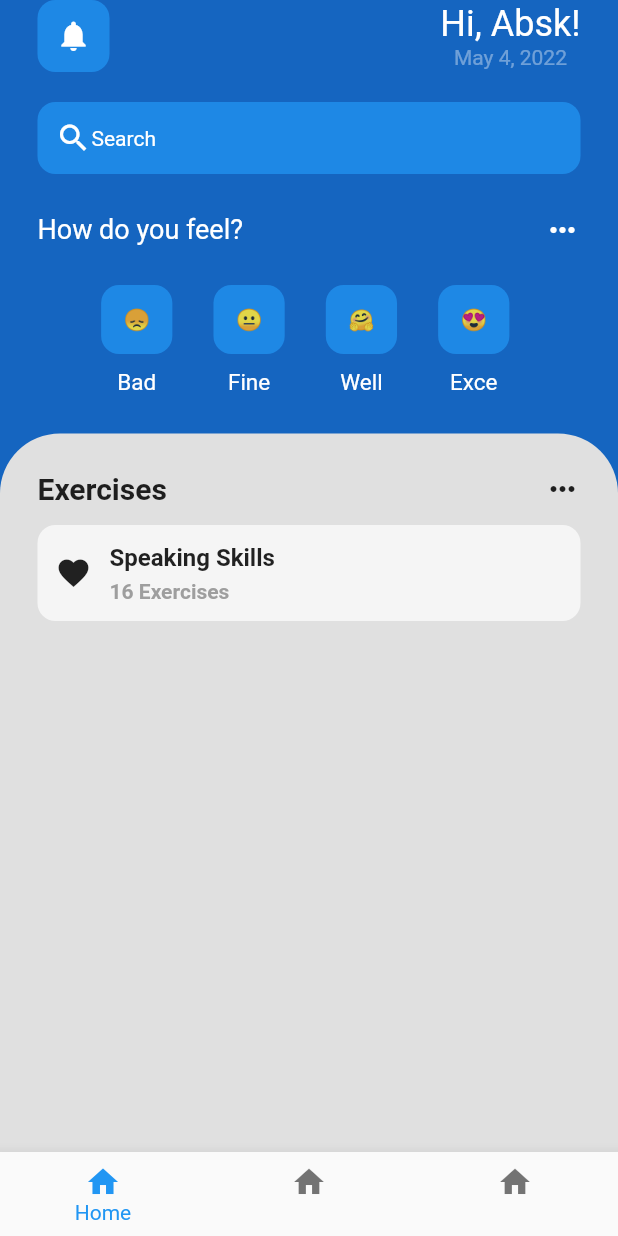
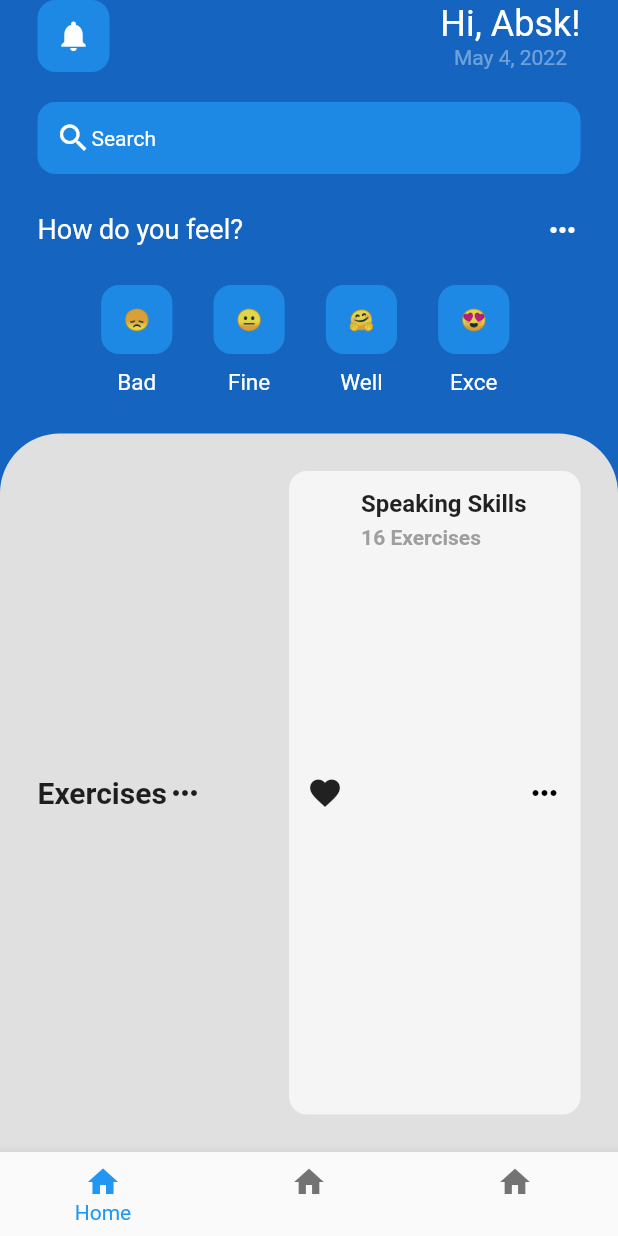
Before and after one commit to abskshrestha/flutter_ui_challenges, a Flutter app: the screen it shows after launch, on a phone screen of 412 x 824 dp. Run offline on Flutter 3.47's test engine with Material 2 defaults, Android fonts, the phone set to English and light mode, and no system bars.

Commit message:
Update home_page.dart

```diff
--- a/mentalhealthapp/lib/home_page.dart
+++ b/mentalhealthapp/lib/home_page.dart
@@ -211,7 +211,8 @@ class _HomePageState extends State<HomePage> {
                   ),
                 ),
                 padding: EdgeInsets.all(25),
-                child: Column(
+                child: Row(
+                      mainAxisAlignment: MainAxisAlignment.spaceBetween,
                   children: [
                     Row(
                       mainAxisAlignment: MainAxisAlignment.spaceBetween,
@@ -232,11 +233,14 @@ class _HomePageState extends State<HomePage> {
                           borderRadius: BorderRadius.circular(12),
                           color: Colors.grey[100]),
                       child: Row(
+
+
                         children: [
                           Icon(Icons.favorite),
                           SizedBox(width: 12),
                           Column(
                             crossAxisAlignment: CrossAxisAlignment.start,
+
                             children: [
                               Text(
                                 'Speaking Skills',
@@ -253,6 +257,11 @@ class _HomePageState extends State<HomePage> {
                               ),
                             ],
                           ),
+
+                          Icon(
+                            Icons.more_horiz,
+                            color: Colors.black,
+                          ),
                         ],
                       ),
                     ),
```
